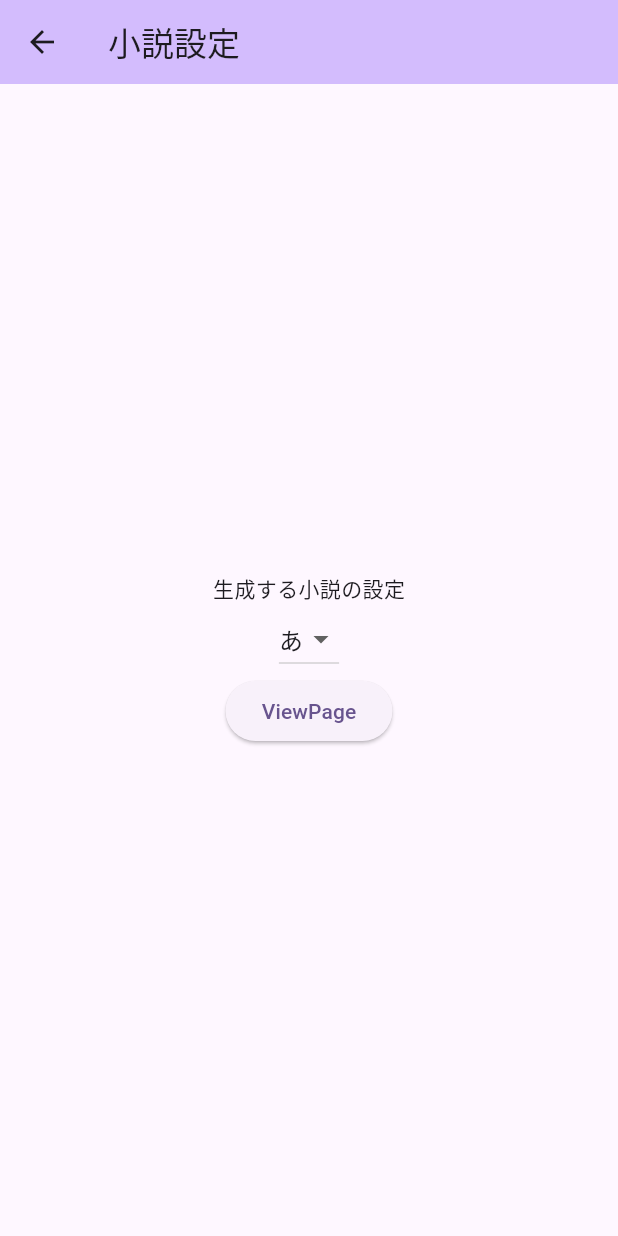
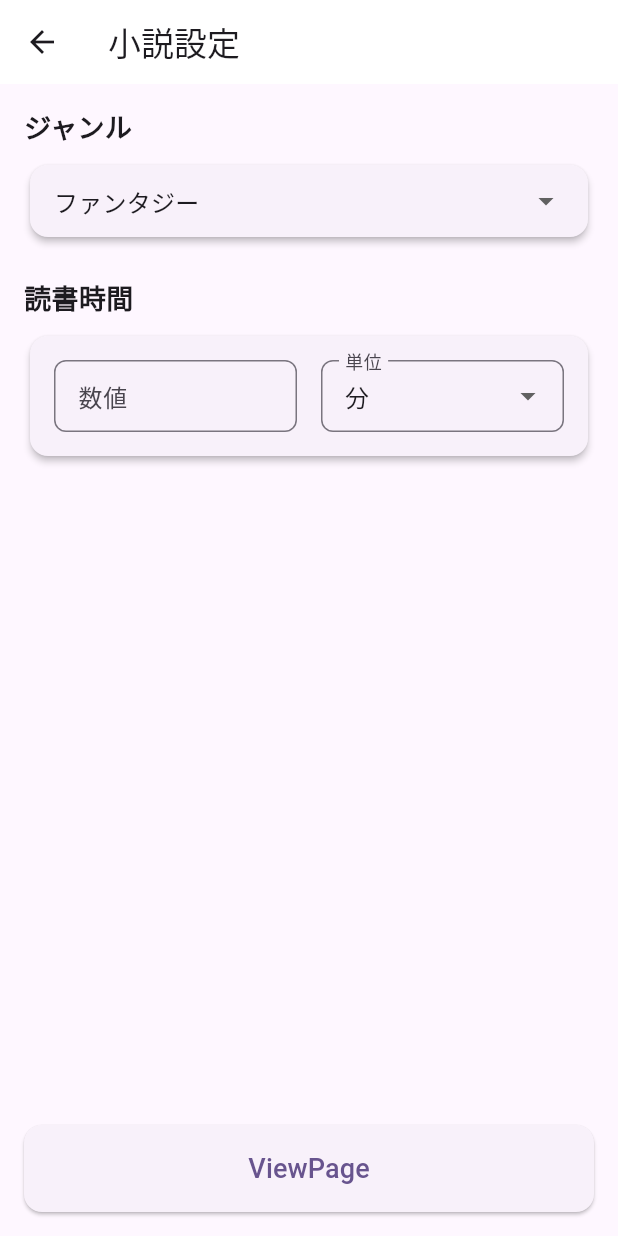
Before and after one commit to Wak8810/let-s-become-an-enginner, a Flutter app: the NovelGenerateScreen screen opened directly, on a phone screen of 412 x 824 dp. Run offline on Flutter 3.47's test engine with Material 3 defaults, Android fonts, the phone set to English and light mode, and no system bars.

Commit message:
change generatescreen

```diff
--- a/novel_app/lib/screens/novel_generate/novel_generate_screen.dart
+++ b/novel_app/lib/screens/novel_generate/novel_generate_screen.dart
@@ -1,5 +1,8 @@
 import 'package:flutter/material.dart';
 import '../novel_view/novel_view_screen.dart';
+import 'dart:convert';
+import 'package:novel_app/models/novel.dart';
+import 'package:flutter/services.dart';
 
 class NovelGenerateScreen extends StatefulWidget {
   const NovelGenerateScreen({super.key});
@@ -9,44 +12,149 @@ class NovelGenerateScreen extends StatefulWidget {
 }
 
 class _NovelGenerateScreenState extends State<NovelGenerateScreen> {
-  String isSelectedValue = 'あ';
+  String isSelectedGenre = 'ファンタジー';
+  String isSelectedTime = '0';
+  String isSelectedUnit = '分';
+
   @override
   Widget build(BuildContext context) {
     return Scaffold(
       appBar: AppBar(
-        backgroundColor: Theme.of(context).colorScheme.inversePrimary,
-        title: Text("小説設定"),
+        backgroundColor: const Color.fromARGB(255, 255, 255, 255),
+        title: const Text("小説設定"),
       ),
-      body: Center(
+      body: Padding(
+        padding: const EdgeInsets.all(16.0),
         child: Column(
-          mainAxisAlignment: MainAxisAlignment.center,
-          children: <Widget>[
-            Text("生成する小説の設定"),
-            DropdownButton(
+          crossAxisAlignment: CrossAxisAlignment.start,
+          children: [
+            // ======== ジャンル ========
+            const Text(
+              "ジャンル",
+              style: TextStyle(fontSize: 18, fontWeight: FontWeight.bold),
+            ),
+            const SizedBox(height: 8),
+            Card(
+              elevation: 2,
+              shape: RoundedRectangleBorder(
+                borderRadius: BorderRadius.circular(12),
+              ),
+              child: Padding(
+                padding: const EdgeInsets.symmetric(horizontal: 16),
+                child: DropdownButtonFormField(
+                  decoration: const InputDecoration(border: InputBorder.none),
                   items: const [
-                DropdownMenuItem(value: 'あ', child: Text('あ')),
-                DropdownMenuItem(value: 'い', child: Text('い')),
-                DropdownMenuItem(value: 'う', child: Text('う')),
-                DropdownMenuItem(value: 'え', child: Text('え')),
-                DropdownMenuItem(value: 'お', child: Text('お')),
+                    DropdownMenuItem(value: 'ファンタジー', child: Text('ファンタジー')),
+                    DropdownMenuItem(value: 'ホラー', child: Text('ホラー')),
+                    DropdownMenuItem(value: 'サスペンス', child: Text('サスペンス')),
+                    DropdownMenuItem(value: 'ギャグ', child: Text('ギャグ')),
                   ],
-              value: isSelectedValue,
+                  value: isSelectedGenre,
                   onChanged: (String? value) {
                     setState(() {
-                  isSelectedValue = value!;
+                      isSelectedGenre = value!;
                     });
                   },
                 ),
-            ElevatedButton(
-              child: Text("ViewPage"),
+              ),
+            ),
+
+            const SizedBox(height: 24),
+
+            // ======== 読書時間 ========
+            const Text(
+              "読書時間",
+              style: TextStyle(fontSize: 18, fontWeight: FontWeight.bold),
+            ),
+            const SizedBox(height: 8),
+
+            Card(
+              elevation: 2,
+              shape: RoundedRectangleBorder(
+                borderRadius: BorderRadius.circular(12),
+              ),
+              child: Padding(
+                padding: const EdgeInsets.all(16),
+                child: Row(
+                  children: [
+                    // 数値欄
+                    Expanded(
+                      child: TextField(
+                        keyboardType: TextInputType.number,
+                        inputFormatters: [
+                          FilteringTextInputFormatter.digitsOnly,
+                        ],
+                        onChanged: (value) {
+                          setState(() {
+                            isSelectedTime = value;
+                          });
+                        },
+                        decoration: InputDecoration(
+                          labelText: "数値",
+                          border: OutlineInputBorder(
+                            borderRadius: BorderRadius.circular(8),
+                          ),
+                          isDense: true,
+                        ),
+                      ),
+                    ),
+
+                    const SizedBox(width: 16),
+
+                    // 単位
+                    Expanded(
+                      child: DropdownButtonFormField(
+                        items: const [
+                          DropdownMenuItem(value: '分', child: Text('分')),
+                          DropdownMenuItem(value: '時間', child: Text('時間')),
+                        ],
+                        value: isSelectedUnit,
+                        onChanged: (String? value) {
+                          setState(() {
+                            isSelectedUnit = value!;
+                          });
+                        },
+                        decoration: InputDecoration(
+                          labelText: "単位",
+                          border: OutlineInputBorder(
+                            borderRadius: BorderRadius.circular(8),
+                          ),
+                          isDense: true,
+                        ),
+                      ),
+                    ),
+                  ],
+                ),
+              ),
+            ),
+
+            const Spacer(),
+
+            // ======== 決定ボタン ========
+            SizedBox(
+              width: double.infinity,
+              child: ElevatedButton(
+                style: ElevatedButton.styleFrom(
+                  padding: const EdgeInsets.symmetric(vertical: 16),
+                  shape: RoundedRectangleBorder(
+                    borderRadius: BorderRadius.circular(12),
+                  ),
+                ),
                 onPressed: () {
-                Navigator.push(
+                  List<dynamic> decodedJson = json.decode(dummyNovelsJson);
+                  Novel novel = Novel.fromJson(
+                    decodedJson[0] as Map<String, dynamic>,
+                  );
+
+                  Navigator.pushReplacement(
                     context,
                     MaterialPageRoute(
-                    builder: (context) => NovelViewScreen(title: "ここに小説のタイトル"),
+                      builder: (context) => NovelViewScreen(novel: novel),
                     ),
                   );
                 },
+                child: const Text("ViewPage", style: TextStyle(fontSize: 18)),
+              ),
             ),
           ],
         ),
@@ -54,3 +162,13 @@ class _NovelGenerateScreenState extends State<NovelGenerateScreen> {
     );
   }
 }
+
+String dummyNovelsJson = """
+      [
+        {
+          "title": "普通の小説",
+          "content": "普通の内容",
+          "created_at": "2025-11-15T10:00:00Z",
+          "reading_minutes": 5
+        }
+      ]""";
--- a/novel_app/lib/screens/novel_list/novel_list_screen.dart
+++ b/novel_app/lib/screens/novel_list/novel_list_screen.dart
@@ -23,9 +23,7 @@ class _NovelListScreenState extends State<NovelListScreen> {
   @override
   Widget build(BuildContext context) {
     return Scaffold(
-      appBar: AppBar(
-        title: const Text('小説一覧'),
-      ),
+      appBar: AppBar(title: const Text('小説一覧')),
       body: FutureBuilder<List<Novel>>(
         future: _novels,
         builder: (context, snapshot) {
--- a/novel_app/lib/screens/novel_view/novel_view_screen.dart
+++ b/novel_app/lib/screens/novel_view/novel_view_screen.dart
@@ -1,9 +1,10 @@
 import 'package:flutter/material.dart';
 import 'widgets/novel_scroll.dart';
+import 'package:novel_app/models/novel.dart';
 
 class NovelViewScreen extends StatefulWidget {
-  const NovelViewScreen({super.key, required this.title});
-  final String title;
+  const NovelViewScreen({super.key, required this.novel});
+  final Novel novel;
 
   @override
   State<NovelViewScreen> createState() => _NovelViewScreenState();
@@ -15,15 +16,15 @@ class _NovelViewScreenState extends State<NovelViewScreen> {
     return Scaffold(
       appBar: AppBar(
         backgroundColor: Theme.of(context).colorScheme.inversePrimary,
-        title: Text(widget.title),
+        title: Text(widget.novel.title),
       ),
       body: Center(
         child: Column(
           mainAxisAlignment: MainAxisAlignment.center,
           children: <Widget>[
-            Text(widget.title),
+            Text(widget.novel.title),
             SizedBox(height: 10),
-            NovelScroll(text: "ここに小説の文章が入る"),
+            NovelScroll(text: widget.novel.content),
           ],
         ),
       ),
```
Also changed, not shown: novel_app/lib/screens/novel_generate/generate_novel.dart (added). Lines whose indentation alone changed are shown as unchanged.
